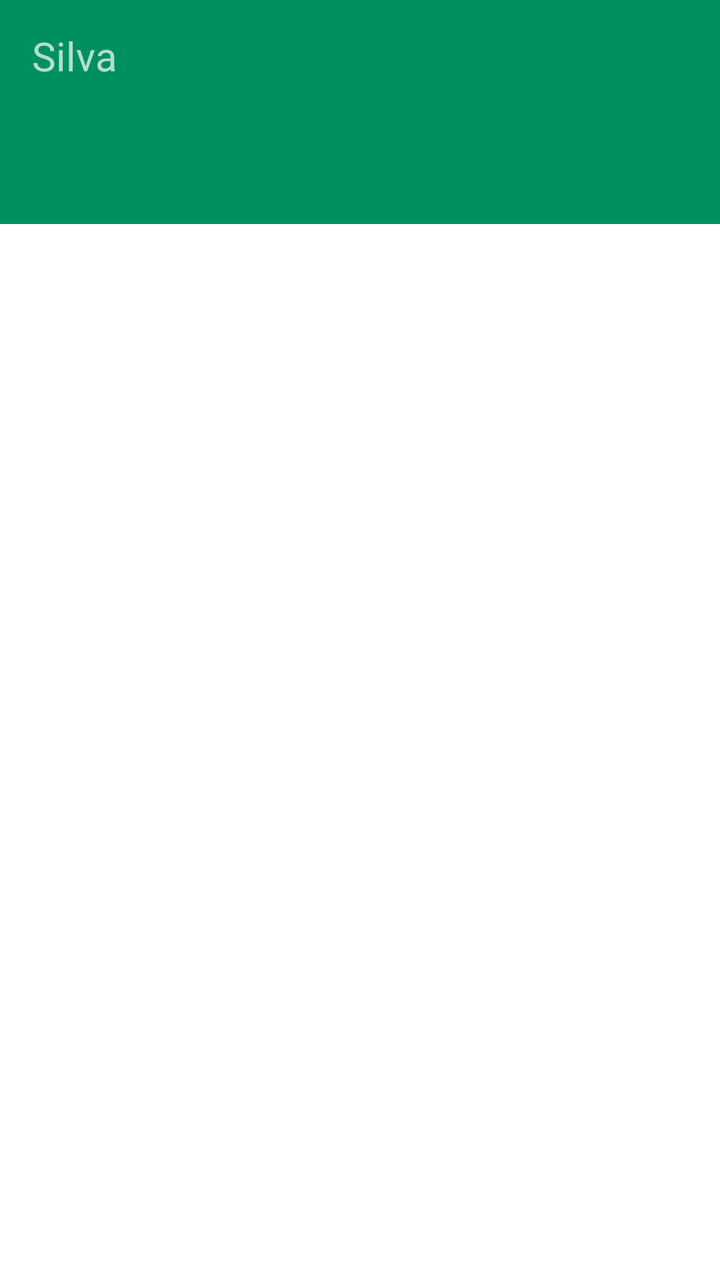
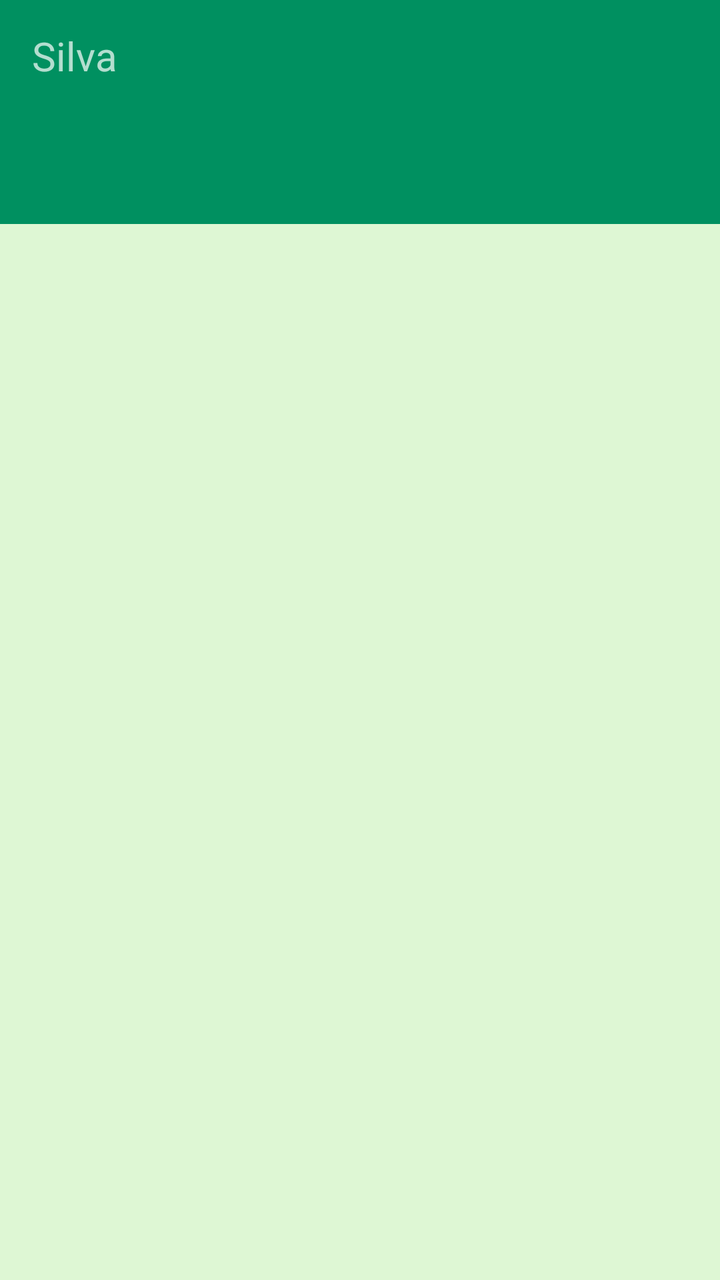

The first picture is an Android layout as it rendered before a commit; the second is the same layout after the commit. The layout source and the unified diff follow.
<!-- AndroidManifest.xml: activity theme Theme.Silva.NoActionBar -->
<!-- res/layout/activity_info.xml -->
<?xml version="1.0" encoding="utf-8"?>
<LinearLayout xmlns:android="http://schemas.android.com/apk/res/android"
    xmlns:app="http://schemas.android.com/apk/res-auto"
    xmlns:tools="http://schemas.android.com/tools"
    android:layout_width="match_parent"
    android:layout_height="match_parent"
    tools:context=".InfoActivity"
    android:orientation="vertical">

    <androidx.appcompat.widget.Toolbar
        android:layout_width="match_parent"
        android:layout_height="wrap_content"
        android:id="@+id/toolbar"
        android:background="#009060"
        android:minHeight="?attr/actionBarSize"
        android:theme="@style/ThemeOverlay.AppCompat.Dark.ActionBar"
        app:popupTheme="@style/ThemeOverlay.AppCompat.Dark">

        <TextView
            android:layout_width="wrap_content"
            android:layout_height="wrap_content"
            android:text="Silva"
            android:textSize="20dp">
        </TextView>
    </androidx.appcompat.widget.Toolbar>

    <com.google.android.material.tabs.TabLayout
        android:layout_width="match_parent"
        android:layout_height="wrap_content"
        android:id="@+id/tablayout"
        android:background="#009060"
        android:minHeight="?attr/actionBarSize"
        android:theme="@style/ThemeOverlay.AppCompat.Dark.ActionBar"
        app:tabTextColor="@android:color/black">
    </com.google.android.material.tabs.TabLayout>
    
    <androidx.viewpager.widget.ViewPager
        android:layout_width="match_parent"
        android:layout_height="fill_parent"
        android:id="@+id/pager">
    </androidx.viewpager.widget.ViewPager>


</LinearLayout>
<!-- resources referenced by this layout -->
<resources>
  <style name="Theme.Silva.NoActionBar">
          <item name="windowActionBar">false</item>
          <item name="windowNoTitle">true</item>
      </style>
</resources>

<!-- the commit's change to res/layout/activity_info.xml (unified diff, before → after) -->
@@ -5,6 +5,8 @@
     android:layout_width="match_parent"
     android:layout_height="match_parent"
     tools:context=".InfoActivity"
+    android:background="#DEF7D4"
+
     android:orientation="vertical">
 
     <androidx.appcompat.widget.Toolbar
